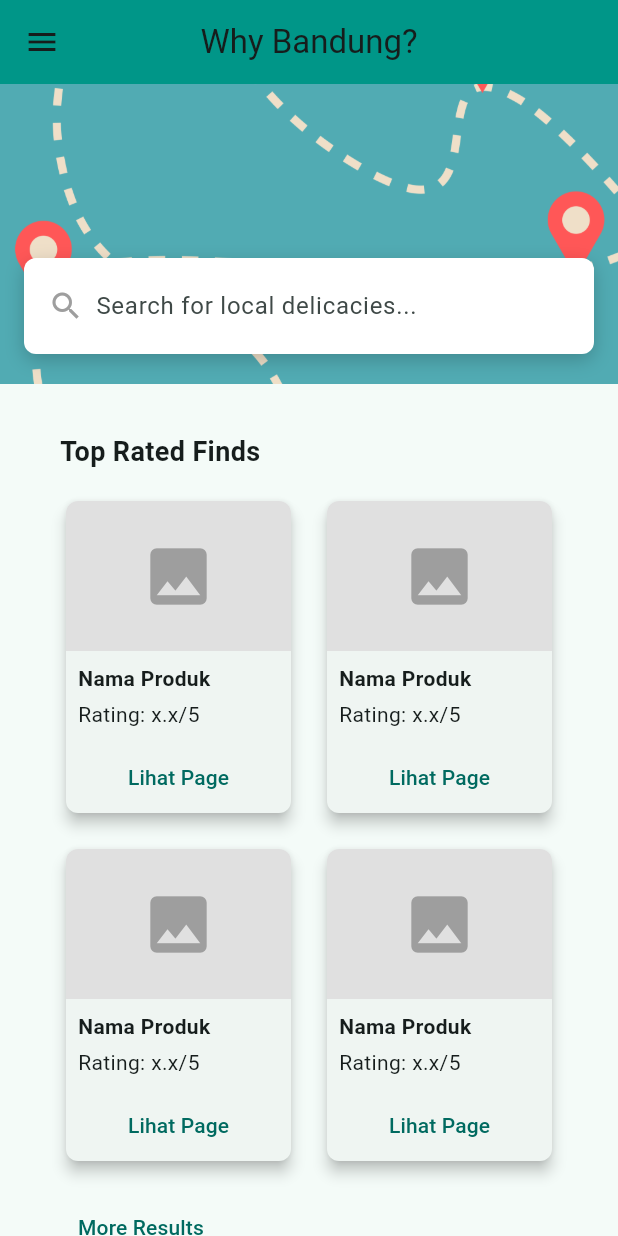
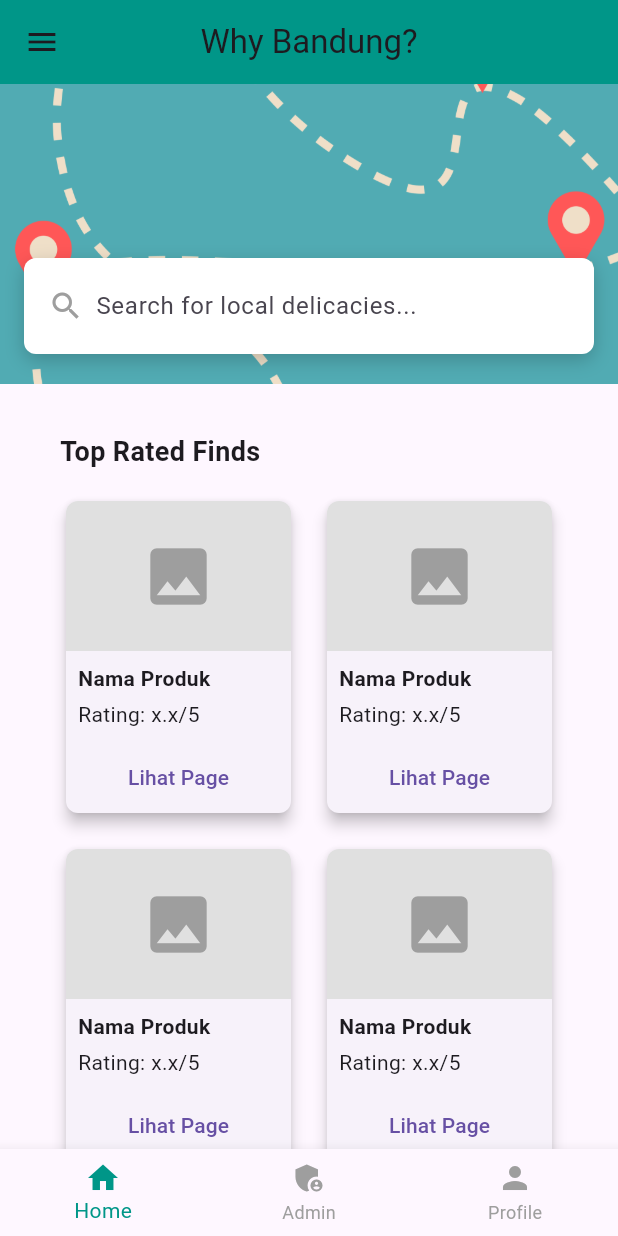
Before and after one commit to PBP-A12-2024/why-bandung-mobile, a Flutter app: the screen it shows after launch, on a phone screen of 412 x 824 dp. Run offline on Flutter 3.47's test engine with Material 3 defaults, Android fonts, the phone set to English and light mode, and no system bars.

Commit message:
Add bottom navbar

```diff
--- /dev/null
+++ b/why_bandung/lib/components/bottom_nav_bar.dart
@@ -0,0 +1,42 @@
+import 'package:flutter/material.dart';
+import 'package:why_bandung/dashboard/screens/home.dart';
+import 'package:why_bandung/product_page/screens/product_page.dart';
+import 'package:why_bandung/dashboard/screens/profile.dart';
+import 'package:why_bandung/dashboard_admin/screens/dashboard_admin.dart';
+
+class BottomNavBar extends StatelessWidget {
+  final int currentIndex;
+  final bool isAdmin;
+  final Function(int) onTap;
+
+  const BottomNavBar({
+    Key? key,
+    required this.currentIndex,
+    required this.isAdmin,
+    required this.onTap,
+  }) : super(key: key);
+
+  @override
+  Widget build(BuildContext context) {
+    return BottomNavigationBar(
+      currentIndex: currentIndex,
+      onTap: onTap,
+      items: [
+        const BottomNavigationBarItem(
+          icon: Icon(Icons.home),
+          label: 'Home',
+        ),
+        BottomNavigationBarItem(
+          icon: Icon(isAdmin ? Icons.admin_panel_settings : Icons.search),
+          label: isAdmin ? 'Admin' : 'Search',
+        ),
+        const BottomNavigationBarItem(
+          icon: Icon(Icons.person),
+          label: 'Profile',
+        ),
+      ],
+      selectedItemColor: Colors.teal,
+      unselectedItemColor: Colors.grey,
+    );
+  }
+}
--- a/why_bandung/lib/main.dart
+++ b/why_bandung/lib/main.dart
@@ -1,38 +1,87 @@
 import 'package:flutter/material.dart';
 import 'package:why_bandung/dashboard/screens/home.dart';
+import 'package:why_bandung/dashboard/screens/profile.dart';
+import 'package:why_bandung/product_page/screens/product_page.dart';
+import 'package:why_bandung/dashboard_admin/screens/dashboard_admin.dart';
+import 'components/bottom_nav_bar.dart';
 
 void main() {
   runApp(const MyApp());
 }
 
 class MyApp extends StatelessWidget {
-  const MyApp({super.key});
+  const MyApp({Key? key}) : super(key: key);
 
-  // This widget is the root of your application.
   @override
   Widget build(BuildContext context) {
     return MaterialApp(
-      title: 'WhyBandung?',
-      theme: ThemeData(
-        // This is the theme of your application.
-        //
-        // TRY THIS: Try running your application with "flutter run". You'll see
-        // the application has a purple toolbar. Then, without quitting the app,
-        // try changing the seedColor in the colorScheme below to Colors.green
-        // and then invoke "hot reload" (save your changes or press the "hot
-        // reload" button in a Flutter-supported IDE, or press "r" if you used
-        // the command line to start the app).
-        //
-        // Notice that the counter didn't reset back to zero; the application
-        // state is not lost during the reload. To reset the state, use hot
-        // restart instead.
-        //
-        // This works for code too, not just values: Most code changes can be
-        // tested with just a hot reload.
-        colorScheme: ColorScheme.fromSeed(seedColor: Colors.teal),
-        useMaterial3: true,
-      ),
-      home: MainPage(),
+      debugShowCheckedModeBanner: false,
+      home: const MainApp(isAdmin: true), // Toggle isAdmin to true or false
     );
   }
 }
+
+class MainApp extends StatefulWidget {
+  final bool isAdmin;
+
+  const MainApp({Key? key, required this.isAdmin}) : super(key: key);
+
+  @override
+  State<MainApp> createState() => _MainAppState();
+}
+
+class _MainAppState extends State<MainApp> {
+  int _selectedIndex = 0;
+
+  final List<Widget> _userPages = [
+    MainPage(),
+    // SearchPage(),
+    ProfilePage(),
+  ];
+
+  final List<Widget> _adminPages = [
+    MainPage(),
+    // SearchPage(),
+    // AdminPage(),
+    ProfilePage(),
+  ];
+
+  void _onItemTapped(int index) {
+    if (index == _selectedIndex) {
+      // Show notification when already on the selected page
+      ScaffoldMessenger.of(context).showSnackBar(
+        SnackBar(
+          content: Text('You are already on ${_getCurrentPageName(index)}'),
+          duration: const Duration(seconds: 1),
+        ),
+      );
+    } else {
+      // Navigate to the selected page
+      setState(() {
+        _selectedIndex = index;
+      });
+    }
+  }
+
+  String _getCurrentPageName(int index) {
+    if (widget.isAdmin) {
+      return ['Home','Search', 'Admin', 'Profile'][index];
+    } else {
+      return ['Home', 'Search', 'Profile'][index];
+    }
+  }
+
+  @override
+  Widget build(BuildContext context) {
+    final pages = widget.isAdmin ? _adminPages : _userPages;
+
+    return Scaffold(
+      body: pages[_selectedIndex],
+      bottomNavigationBar: BottomNavBar(
+        currentIndex: _selectedIndex,
+        isAdmin: widget.isAdmin,
+        onTap: _onItemTapped,
+      ),
+    );
+  }
+}
```
